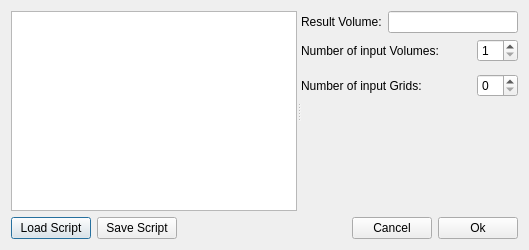
Before: the Qt Designer form ProzessUI/runvolumescriptdialog.ui in fsoos74/su, drawn with Qt 5.
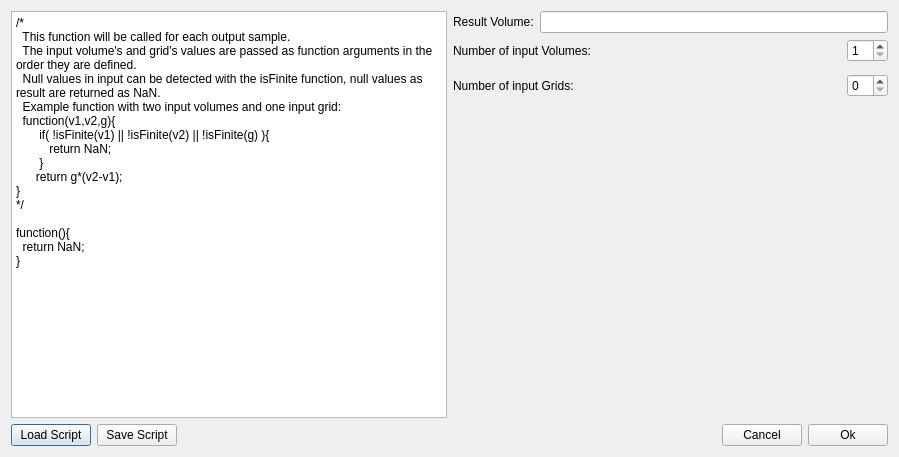
After: the same form once the commit is applied.

The edit to the form file:
```diff
--- a/ProzessUI/runvolumescriptdialog.ui
+++ b/ProzessUI/runvolumescriptdialog.ui
@@ -6,8 +6,8 @@
    <rect>
     <x>0</x>
     <y>0</y>
-    <width>529</width>
-    <height>250</height>
+    <width>899</width>
+    <height>457</height>
    </rect>
   </property>
   <property name="windowTitle">
@@ -15,12 +15,36 @@
   </property>
   <layout class="QVBoxLayout" name="verticalLayout_2">
    <item>
-    <widget class="QSplitter" name="splitter">
-     <property name="orientation">
-      <enum>Qt::Horizontal</enum>
-     </property>
-     <widget class="QPlainTextEdit" name="teScript"/>
-     <widget class="QWidget" name="layoutWidget">
+    <layout class="QHBoxLayout" name="horizontalLayout_5">
+     <item>
+      <widget class="QPlainTextEdit" name="teScript">
+       <property name="sizePolicy">
+        <sizepolicy hsizetype="Expanding" vsizetype="Expanding">
+         <horstretch>0</horstretch>
+         <verstretch>1</verstretch>
+        </sizepolicy>
+       </property>
+       <property name="plainText">
+        <string>/*
+  This function will be called for each output sample.
+  The input volume's and grid's values are passed as function arguments in the order they are defined.
+  Null values in input can be detected with the isFinite function, null values as result are returned as NaN. 
+  Example function with two input volumes and one input grid: 
+  function(v1,v2,g){
+       if( !isFinite(v1) || !isFinite(v2) || !isFinite(g) ){
+          return NaN;
+       }
+      return g*(v2-v1);
+}
+*/
+
+function(){
+  return NaN;
+}</string>
+       </property>
+      </widget>
+     </item>
+     <item>
       <layout class="QVBoxLayout" name="verticalLayout">
        <item>
         <layout class="QHBoxLayout" name="horizontalLayout_4">
@@ -134,8 +158,8 @@
         </spacer>
        </item>
       </layout>
-     </widget>
-    </widget>
+     </item>
+    </layout>
    </item>
    <item>
     <layout class="QHBoxLayout" name="horizontalLayout">
```
